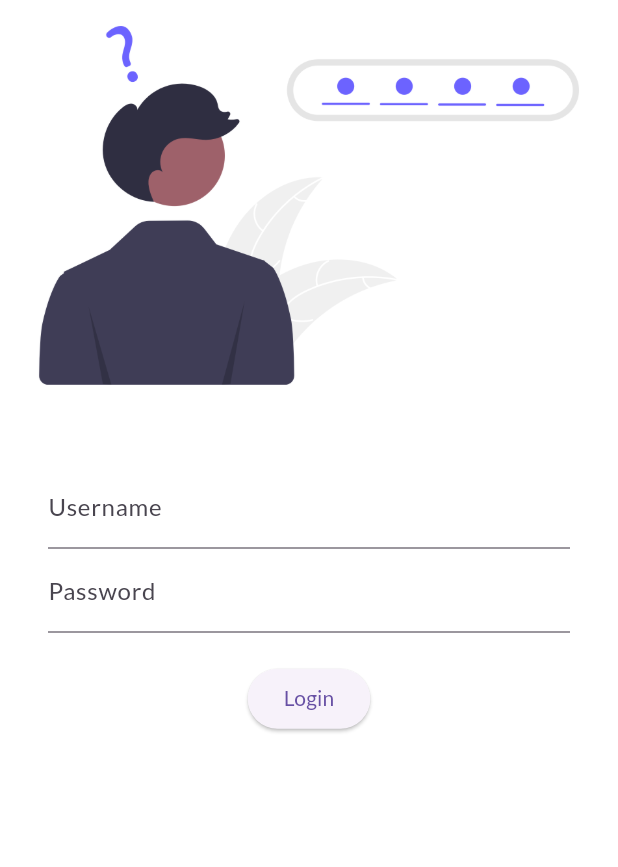
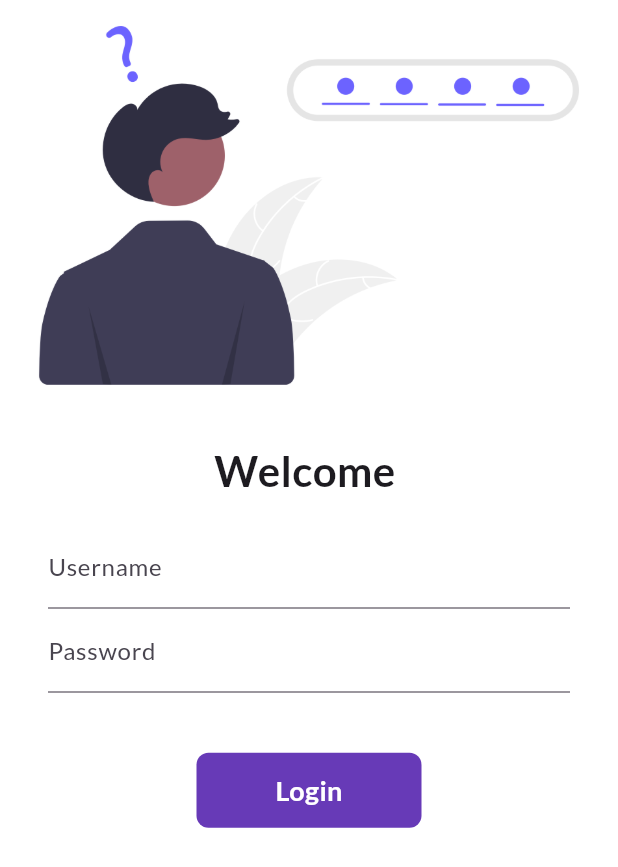
Before and after one commit to ZishanKhan0108/30DaysFlutter, a Flutter app: the screen it shows after launch, on a phone screen of 412 x 824 dp. Shown: the top 867 px of the screen. Run offline on Flutter 3.47's test engine with Material 3 defaults, Android fonts, the phone set to English and light mode, and no system bars; our stand-ins replace google_fonts.

Commit message:
day5 completed

```diff
--- a/lib/main.dart
+++ b/lib/main.dart
@@ -1,6 +1,7 @@
 import 'package:flutter/material.dart';
 import 'package:flutter_catalog/pages/home_page.dart';
 import 'package:flutter_catalog/pages/login_page.dart';
+import 'package:flutter_catalog/utils/routes.dart';
 import 'package:google_fonts/google_fonts.dart';
 
 void main(){
@@ -18,14 +19,15 @@ class MyApp extends StatelessWidget {
         primarySwatch: Colors.deepPurple,
         fontFamily: GoogleFonts.lato().fontFamily,
       ),
+      debugShowCheckedModeBanner: false,
       darkTheme: ThemeData(
         brightness: Brightness.dark,
       ),
       initialRoute: "/",
       routes: {
       "/" : (context) => LoginPage(),
-      "/home" : (context) => HomePage(),
-      "/login" : (context) => LoginPage(),
+      MyRoutes.homeRoute : (context) => HomePage(),
+      MyRoutes.loginRoute : (context) => LoginPage(),
       }
     );
   }
--- a/lib/pages/login_page.dart
+++ b/lib/pages/login_page.dart
@@ -1,7 +1,16 @@
 import 'package:flutter/material.dart';
+import 'package:flutter_catalog/utils/routes.dart';
 
-class LoginPage extends StatelessWidget {
+class LoginPage extends StatefulWidget {
   const LoginPage({super.key});
+
+  @override
+  State<LoginPage> createState() => _LoginPageState();
+}
+
+class _LoginPageState extends State<LoginPage> {
+  String name = "";
+  bool changeButton = false;
 
   @override
   Widget build(BuildContext context) {
@@ -15,6 +24,11 @@ class LoginPage extends StatelessWidget {
         SizedBox(
           height: 20,
         ),
+        Text("Welcome $name",
+        style: TextStyle(
+          fontSize: 28,
+          fontWeight: FontWeight.bold,
+        ),),
        Padding(
          padding: const EdgeInsets.symmetric(vertical: 16,horizontal: 32),
          child: Column(
@@ -24,6 +38,12 @@ class LoginPage extends StatelessWidget {
               hintText: "Enter Username",
               labelText: "Username",
             ),
+            onChanged: (value){
+              name=value;
+              setState(() {
+
+              });
+            },
           ),
            TextFormField(
             obscureText: true,
@@ -33,14 +53,42 @@ class LoginPage extends StatelessWidget {
             ),
            ),
            SizedBox(
-            height: 20,
+            height: 40,
            ),
-           ElevatedButton(onPressed: (){
-
-           },
-            style: TextButton.styleFrom(),
-            child: Text("Login"),
-            ),
+           InkWell(
+            onTap: ()async{
+              setState(() {
+                changeButton = true;
+              });
+              await Future.delayed(Duration(seconds: 1));
+              Navigator.pushNamed(context, MyRoutes.homeRoute);
+            },
+             child: AnimatedContainer(
+              duration: Duration(seconds: 1),
+              width:  changeButton? 50 : 150,
+              height: 50,
+              alignment: Alignment.center,
+              decoration: BoxDecoration(
+                color: Colors.deepPurple,
+                borderRadius: BorderRadius.circular(changeButton? 50: 8)
+              ),
+              child: changeButton? Icon(Icons.done) : Text(
+                "Login",
+                style: TextStyle(
+                  color: Colors.white,
+                  fontWeight: FontWeight.bold,
+                  fontSize: 18,
+                ),
+              ),
+             ),
+           )
+          //  ElevatedButton(onPressed: (){
+          //  },
+          //   style: TextButton.styleFrom(
+          //     minimumSize: Size(150, 40)
+          //   ),
+          //    child: Text("Login"),
+          //   ),
           ],
          ),
        )
--- /dev/null
+++ b/lib/utils/routes.dart
@@ -0,0 +1,4 @@
+class MyRoutes{
+  static String loginRoute = "/login";
+  static String homeRoute = "/home";
+}
```
